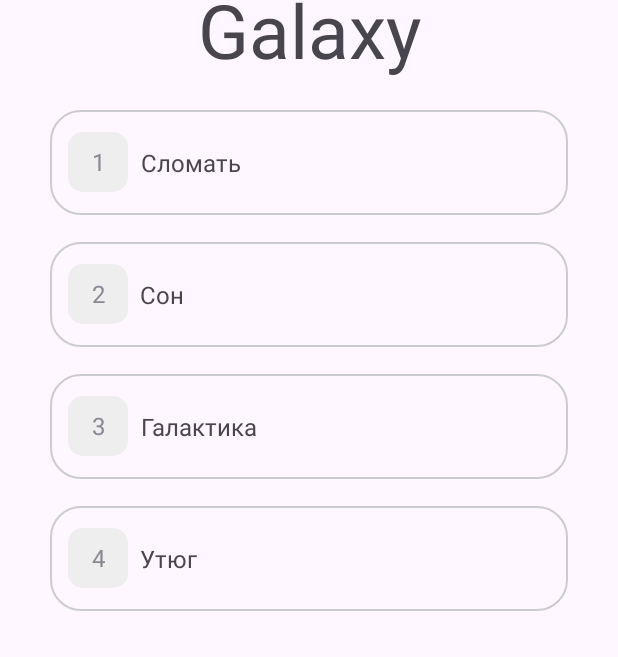
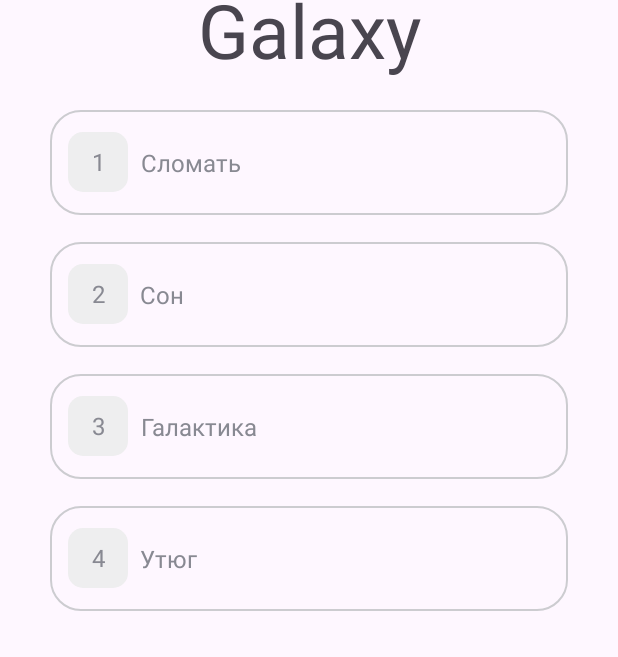
Before and after one commit to IvanPS1/NewApp, an Android app: the layout activity_learn_word.xml on its own in the app's theme, with its tools: preview values and no code run, on a phone screen of 412 x 824 dp. Shown: the part 147-804 px from the top of the screen. Run offline under Robolectric (Android 15) with nearby library versions, the phone set to English and light mode, and no system bars.

```diff
--- a/app/build.gradle.kts
+++ b/app/build.gradle.kts
@@ -33,6 +33,11 @@ android {
     kotlinOptions {
         jvmTarget = "1.8"
     }
+
+    buildFeatures {
+        viewBinding = true
+    }
+
 }
 
 dependencies {
--- a/app/src/main/java/com/example/newapp/MainActivity.kt
+++ b/app/src/main/java/com/example/newapp/MainActivity.kt
@@ -5,12 +5,14 @@ import androidx.activity.enableEdgeToEdge
 import androidx.appcompat.app.AppCompatActivity
 import androidx.core.view.ViewCompat
 import androidx.core.view.WindowInsetsCompat
+import com.example.newapp.databinding.ActivityLearnWordBinding
 
 class MainActivity : AppCompatActivity() {
+    private lateinit var binding: ActivityLearnWordBinding
     override fun onCreate(savedInstanceState: Bundle?) {
         super.onCreate(savedInstanceState)
-        enableEdgeToEdge()
-        setContentView(R.layout.activity_learn_word)
+        binding = ActivityLearnWordBinding.inflate(layoutInflater)
+            setContentView(binding.root)
+        }
 
     }
-}
--- a/app/src/main/res/layout/activity_learn_word.xml
+++ b/app/src/main/res/layout/activity_learn_word.xml
@@ -14,16 +14,16 @@
         android:layout_marginTop="10dp"
         android:layout_marginStart="24dp"
         android:background="@android:color/transparent"
+        android:contentDescription="сcorrect answer icon"
         android:src="@drawable/ic_close"
         app:layout_constraintStart_toStartOf="parent"
         app:layout_constraintTop_toTopOf="parent" />
 
     <TextView
-        android:id="@+id/textView3"
+        android:id="@+id/tvQuestionWord"
         android:layout_width="wrap_content"
         android:layout_height="wrap_content"
         android:layout_marginTop="50dp"
-
         android:layout_gravity="center_horizontal"
         android:layout_marginHorizontal="33dp"
         android:text="Galaxy"
@@ -31,7 +31,8 @@
         app:layout_constraintEnd_toEndOf="parent"
         app:layout_constraintStart_toStartOf="parent"
         app:layout_constraintTop_toBottomOf="@+id/imageButton"
-        tools:text="Galaxy" />
+        tools:text="Galaxy"
+        tools:ignore="HardcodedText" />
 
     <LinearLayout
         android:id="@+id/linearLayout"
@@ -42,7 +43,7 @@
         android:orientation="vertical"
         app:layout_constraintEnd_toEndOf="parent"
         app:layout_constraintStart_toStartOf="parent"
-        app:layout_constraintTop_toBottomOf="@+id/textView3">
+        app:layout_constraintTop_toBottomOf="@+id/tvQuestionWord">
 
         <LinearLayout
             android:layout_width="match_parent"
@@ -58,8 +59,7 @@
                 android:background="@drawable/shape_rounded_variants"
                 android:gravity="center"
                 android:text="1"
-                android:textColor="#888992"
-                android:textSize="16sp" />
+               style="@style/TextViewVariantsStyle" />
 
             <TextView
                 android:layout_width="wrap_content"
@@ -67,7 +67,8 @@
                 android:layout_marginStart="8dp"
                 android:gravity="center"
                 android:text="Сломать"
-                android:textSize="16sp" />
+               style="@style/TextViewVariantsStyle"
+                tools:ignore="HardcodedText" />
 
         </LinearLayout>
 
@@ -86,8 +87,7 @@
                 android:background="@drawable/shape_rounded_variants"
                 android:gravity="center"
                 android:text="2"
-                android:textColor="#888992"
-                android:textSize="16sp" />
+                style="@style/TextViewVariantsStyle" />
 
             <TextView
                 android:layout_width="wrap_content"
@@ -95,7 +95,8 @@
                 android:layout_marginStart="8dp"
                 android:gravity="center"
                 android:text="Сон"
-                android:textSize="16sp" />
+                tools:ignore="HardcodedText"
+                style="@style/TextViewVariantsStyle"/>
 
         </LinearLayout>
 
@@ -114,8 +115,7 @@
                 android:background="@drawable/shape_rounded_variants"
                 android:gravity="center"
                 android:text="3"
-                android:textColor="#888992"
-                android:textSize="16sp" />
+               style="@style/TextViewVariantsStyle" />
 
             <TextView
                 android:layout_width="wrap_content"
@@ -123,7 +123,8 @@
                 android:layout_marginStart="8dp"
                 android:gravity="center"
                 android:text="Галактика"
-                android:textSize="16sp" />
+                tools:ignore="HardcodedText"
+                style="@style/TextViewVariantsStyle"/>
 
         </LinearLayout>
 
@@ -142,8 +143,7 @@
                 android:background="@drawable/shape_rounded_variants"
                 android:gravity="center"
                 android:text="4"
-                android:textColor="#888992"
-                android:textSize="16sp" />
+                style="@style/TextViewVariantsStyle" />
 
             <TextView
                 android:layout_width="wrap_content"
@@ -151,7 +151,8 @@
                 android:layout_marginStart="8dp"
                 android:gravity="center"
                 android:text="Утюг"
-                android:textSize="16sp" />
+                tools:ignore="HardcodedText"
+                style="@style/TextViewVariantsStyle"/>
 
         </LinearLayout>
 
@@ -161,7 +162,7 @@
         android:layout_width="310dp"
         android:layout_height="58dp"
         android:backgroundTint="#2574FF"
-        android:text="Skip"
+        android:text="@string/button_skip"
         android:textAllCaps="true"
         android:layout_marginBottom="24dp"
         android:visibility="gone"
@@ -193,7 +194,7 @@
         <TextView
             android:layout_width="wrap_content"
             android:layout_height="wrap_content"
-            android:text="Correct!"
+            android:text="@string/tittle_correct"
             android:layout_marginStart="8dp"
             android:textSize="20sp"
             android:textColor="@color/white"
@@ -204,7 +205,7 @@
         <Button
             android:layout_width="311dp"
             android:layout_height="58dp"
-            android:text="Continue"
+            android:text="@string/button_continue"
             android:textAllCaps="true"
             android:textColor="#0EAD69"
             android:backgroundTint="@color/white"
--- a/app/src/main/res/values/colors.xml
+++ b/app/src/main/res/values/colors.xml
@@ -2,4 +2,6 @@
 <resources>
     <color name="black">#FF000000</color>
     <color name="white">#FFFFFFFF</color>
+    <color name="TextViewColors">#888992</color>
+
 </resources>
--- a/app/src/main/res/values/strings.xml
+++ b/app/src/main/res/values/strings.xml
@@ -1,3 +1,6 @@
 <resources>
     <string name="app_name">NewApp</string>
+    <string name="button_skip">Skip</string>
+    <string name="tittle_correct">Correct!</string>
+    <string name="button_continue">Continue</string>
 </resources>
--- /dev/null
+++ b/app/src/main/res/values/styles.xml
@@ -0,0 +1,11 @@
+<?xml version="1.0" encoding="utf-8"?>
+<resources>
+
+    <style name="TextViewVariantsStyle" parent="TextAppearance.AppCompat">
+
+        <item name="android:textSize">16sp</item>
+        <item name="android:textColor">@color/TextViewColors</item>
+
+    </style>
+
+</resources>
--- a/app/src/main/res/values/themes.xml
+++ b/app/src/main/res/values/themes.xml
@@ -3,6 +3,8 @@
     <style name="Base.Theme.NewApp" parent="Theme.Material3.DayNight.NoActionBar">
         <!-- Customize your light theme here. -->
         <!-- <item name="colorPrimary">@color/my_light_primary</item> -->
+        <item name="android:statusBarColor">@color/white</item>
+        <item name="android:windowLightStatusBar">true</item>
     </style>
 
     <style name="Theme.NewApp" parent="Base.Theme.NewApp" />
```
